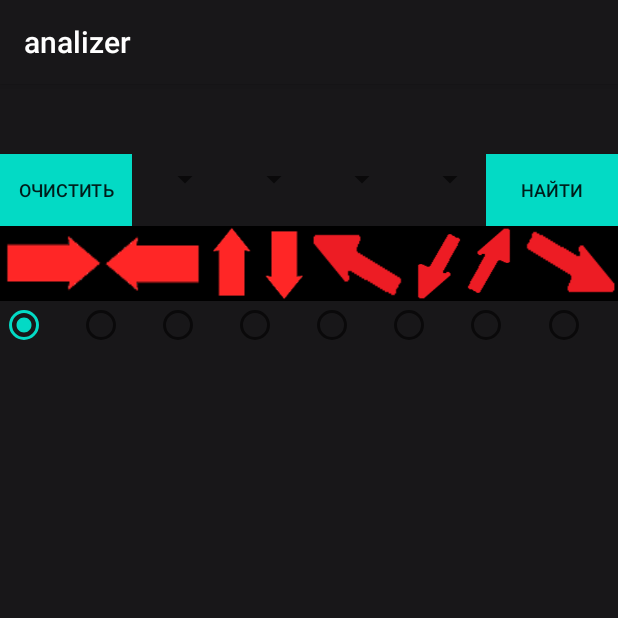
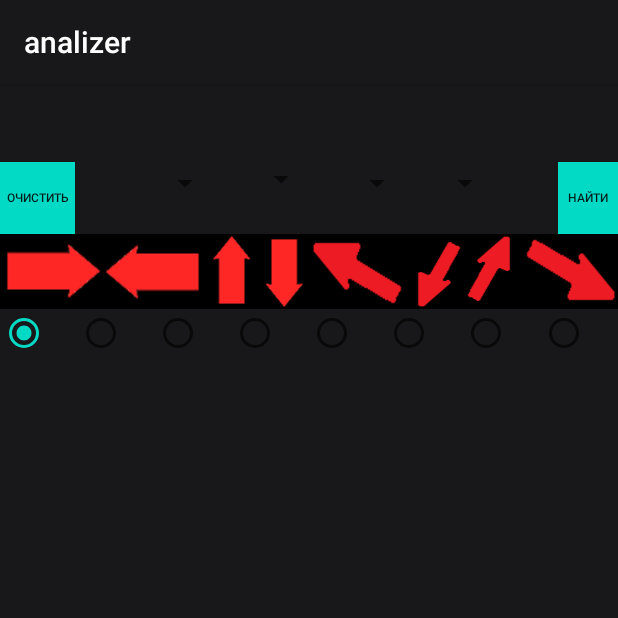
Before and after one commit to AntonButov/analiser, an Android app: the screen it shows after launch (MainActivity), on a phone screen of 412 x 824 dp, the top half of it. Run offline under Robolectric (Android 15) with nearby library versions, the phone set to English and light mode, and no system bars.

Commit message:
Спинер поместился.

```diff
--- a/app/src/main/java/pro/butovanton/analizer/MainActivity.java
+++ b/app/src/main/java/pro/butovanton/analizer/MainActivity.java
@@ -8,6 +8,7 @@ import android.view.View;
 import android.widget.AdapterView;
 import android.widget.ArrayAdapter;
 import android.widget.Button;
+import android.widget.ImageView;
 import android.widget.RadioGroup;
 import android.widget.Spinner;
 import android.widget.TextView;
@@ -18,7 +19,7 @@ import androidx.appcompat.app.AppCompatActivity;
 
 import java.io.InputStream;
 
-public class MainActivity extends AppCompatActivity {
+public class MainActivity extends AppCompatActivity implements View.OnClickListener {
 
     private final int MY_PERMISSIONS_REQUEST_READ_EXTERNAL_STORAGE = 100;
     final String[] carts = {"", "A", "K", "Q", "J", "1", "9", "8", "7"};
@@ -31,6 +32,7 @@ public class MainActivity extends AppCompatActivity {
     private TextView textView1up, textView2up, textView3up, textView4up;
     private TextView textView1Down, textView2Down, textView3Down, textView4Down;
     private String findStr1 = "", findStr2 = "", findStr3 = "", findStr4 = "";
+    private ImageView imageViewLeft, imageViewRight, imageViewUp, imageViewDown, imageViewLUp, imageViewLDown, imageViewRightUp, imageViewRDown;
 
     @RequiresApi(api = Build.VERSION_CODES.N)
     @Override
@@ -47,8 +49,25 @@ public class MainActivity extends AppCompatActivity {
         textView3Down = findViewById(R.id.textView3down);
         textView4Down = findViewById(R.id.textView4down);
 
+        imageViewLeft = findViewById(R.id.imageViewLeft);
+        imageViewLeft.setOnClickListener(this);
+        imageViewRight = findViewById(R.id.imageViewRight);
+        imageViewRight.setOnClickListener(this);
+        imageViewUp = findViewById(R.id.imageViewUp);
+        imageViewUp.setOnClickListener(this);
+        imageViewDown = findViewById(R.id.imageViewDown);
+        imageViewDown.setOnClickListener(this);
+        imageViewLUp = findViewById(R.id.imageViewLup);
+        imageViewLUp.setOnClickListener(this);
+        imageViewLDown = findViewById(R.id.imageViewLeftDown);
+        imageViewLDown.setOnClickListener(this);
+        imageViewRightUp = findViewById(R.id.imageViewRUp);
+        imageViewRightUp.setOnClickListener(this);
+        imageViewRDown = findViewById(R.id.imageViewRDown);
+        imageViewRDown.setOnClickListener(this);
+
         spinner1 = findViewById(R.id.spinner);
-        final ArrayAdapter<CharSequence> adapter = ArrayAdapter.createFromResource(this,R.array.spiner_array, android.R.layout.simple_spinner_item);
+        final ArrayAdapter<CharSequence> adapter = ArrayAdapter.createFromResource(this,R.array.spiner_array, R.layout.spiner);
         adapter.setDropDownViewResource(android.R.layout.simple_spinner_dropdown_item);
         spinner1.setOnItemSelectedListener(new AdapterView.OnItemSelectedListener() {
             @Override
@@ -64,7 +83,7 @@ public class MainActivity extends AppCompatActivity {
         });
         spinner1.setAdapter(adapter);
         spinner2 = findViewById(R.id.spinner2);
-        ArrayAdapter<CharSequence> adapter2 = ArrayAdapter.createFromResource(this,R.array.spiner_array, android.R.layout.simple_spinner_item);
+        ArrayAdapter<CharSequence> adapter2 = ArrayAdapter.createFromResource(this,R.array.spiner_array, R.layout.spiner);
         adapter2.setDropDownViewResource(android.R.layout.simple_spinner_dropdown_item);
         spinner2.setAdapter(adapter2);
         spinner2.setOnItemSelectedListener(new AdapterView.OnItemSelectedListener() {
@@ -80,7 +99,7 @@ public class MainActivity extends AppCompatActivity {
             }
         });
         spinner3 = findViewById(R.id.spinner3);
-        ArrayAdapter<CharSequence> adapter3 = ArrayAdapter.createFromResource(this,R.array.spiner_array, android.R.layout.simple_spinner_item);
+        ArrayAdapter<CharSequence> adapter3 = ArrayAdapter.createFromResource(this,R.array.spiner_array, R.layout.spiner);
         adapter3.setDropDownViewResource(android.R.layout.simple_spinner_dropdown_item);
         spinner3.setAdapter(adapter3);
         spinner3.setOnItemSelectedListener(new AdapterView.OnItemSelectedListener() {
@@ -96,7 +115,7 @@ public class MainActivity extends AppCompatActivity {
             }
         });
         spinner4 = findViewById(R.id.spinner4);
-        ArrayAdapter<CharSequence> adapter4 = ArrayAdapter.createFromResource(this,R.array.spiner_array, android.R.layout.simple_spinner_item);
+        ArrayAdapter<CharSequence> adapter4 = ArrayAdapter.createFromResource(this,R.array.spiner_array, R.layout.spiner);
         adapter4.setDropDownViewResource(android.R.layout.simple_spinner_dropdown_item);
         spinner4.setAdapter(adapter4);
         spinner4.setOnItemSelectedListener(new AdapterView.OnItemSelectedListener() {
@@ -244,4 +263,34 @@ public class MainActivity extends AppCompatActivity {
             }
         }
     }
+
+    @Override
+    public void onClick(View v) {
+        switch (v.getId()) {
+           case R.id.imageViewLeft:
+           radioGroupFindType.check(R.id.radioButtonLeft);
+           break;
+            case R.id.imageViewRight:
+                radioGroupFindType.check(R.id.radioButtonRight);
+                break;
+            case R.id.imageViewUp:
+                radioGroupFindType.check(R.id.radioButtonUp);
+                break;
+            case R.id.imageViewDown:
+                radioGroupFindType.check(R.id.radioButtonDoun);
+                break;
+            case R.id.imageViewLup:
+                radioGroupFindType.check(R.id.radioButtonLUp);
+                break;
+            case R.id.imageViewLeftDown:
+                radioGroupFindType.check(R.id.radioButtonLDown);
+                break;
+            case R.id.imageViewRDown:
+                radioGroupFindType.check(R.id.radioButtonRDown);
+                break;
+            case R.id.imageViewRUp:
+                radioGroupFindType.check(R.id.radioButtonRUp);
+                break;
+        }
+    }
 }
--- a/app/src/main/java/pro/butovanton/analizer/Model.java
+++ b/app/src/main/java/pro/butovanton/analizer/Model.java
@@ -28,7 +28,9 @@ public class Model {
                 result = findRUp(findedStr);
                 break;
             case SEARCHTYPE.LEFTDOWN:
-
+                result = findRUp(flip(findedStr));
+                result[0] = flip(result[0]);
+                result[1] = flip(result[1]);
                 break;
             case SEARCHTYPE.LEFTUP:
 
@@ -38,6 +40,7 @@ public class Model {
                 break;
 
         }
+    Log.d("DEBUG", "find-" + findedStr + ": " + result[0] + " " + result[1]);
     return result;
     }
 
@@ -114,7 +117,6 @@ public class Model {
                             for (l = 0; l < findStr.length(); l++ )
                                 if (i + 1 < data.size())
                                   result[1] = result[1] + data.get(i - l + 1).charAt(x + l);
-                        Log.d("DEBUG", "find-" + findStr + ": " + result[0] + " " + result[1]);
                         return result;
                     }
                 }
--- a/app/src/main/res/layout/activity_main.xml
+++ b/app/src/main/res/layout/activity_main.xml
@@ -17,7 +17,7 @@
         app:layout_constraintTop_toBottomOf="@+id/linearLayoutKart">
 
         <ImageView
-            android:id="@+id/imageView19"
+            android:id="@+id/imageViewRight"
             android:layout_width="0dp"
             android:layout_height="wrap_content"
             android:layout_weight="1"
@@ -25,7 +25,7 @@
             app:srcCompat="@drawable/right" />
 
         <ImageView
-            android:id="@+id/imageView18"
+            android:id="@+id/imageViewLeft"
             android:layout_width="0dp"
             android:layout_height="wrap_content"
             android:layout_weight="1"
@@ -33,7 +33,7 @@
             app:srcCompat="@drawable/left" />
 
         <ImageView
-            android:id="@+id/imageView17"
+            android:id="@+id/imageViewUp"
             android:layout_width="0dp"
             android:layout_height="match_parent"
             android:layout_weight="1"
@@ -41,7 +41,7 @@
             app:srcCompat="@drawable/up" />
 
         <ImageView
-            android:id="@+id/imageView16"
+            android:id="@+id/imageViewDown"
             android:layout_width="0dp"
             android:layout_height="match_parent"
             android:layout_weight="1"
@@ -49,7 +49,7 @@
             app:srcCompat="@drawable/down" />
 
         <ImageView
-            android:id="@+id/imageView14"
+            android:id="@+id/imageViewLup"
             android:layout_width="0dp"
             android:layout_height="match_parent"
             android:layout_weight="1"
@@ -57,7 +57,7 @@
             app:srcCompat="@drawable/leftup" />
 
         <ImageView
-            android:id="@+id/imageView13"
+            android:id="@+id/imageViewLeftDown"
             android:layout_width="0dp"
             android:layout_height="match_parent"
             android:layout_weight="1"
@@ -65,7 +65,7 @@
             app:srcCompat="@drawable/leftdown" />
 
         <ImageView
-            android:id="@+id/imageView12"
+            android:id="@+id/imageViewRUp"
             android:layout_width="0dp"
             android:layout_height="match_parent"
             android:layout_weight="1"
@@ -73,7 +73,7 @@
             app:srcCompat="@drawable/rightup" />
 
         <ImageView
-            android:id="@+id/imageView11"
+            android:id="@+id/imageViewRDown"
             android:layout_width="0dp"
             android:layout_height="match_parent"
             android:layout_weight="1"
@@ -83,7 +83,7 @@
 
     <LinearLayout
         android:id="@+id/linearLayoutKart"
-        android:layout_width="0dp"
+        android:layout_width="wrap_content"
         android:layout_height="wrap_content"
         android:layout_marginTop="32dp"
         android:baselineAligned="false"
@@ -107,7 +107,7 @@
 
             <Spinner
                 android:id="@+id/spinner"
-                android:layout_width="match_parent"
+                android:layout_width="wrap_content"
                 android:layout_height="wrap_content" />
 
             <TextView
@@ -131,7 +131,8 @@
 
             <Spinner
                 android:id="@+id/spinner2"
-                android:layout_width="match_parent"
+                style="@style/spinner_style"
+                android:layout_width="wrap_content"
                 android:layout_height="wrap_content" />
 
             <TextView
@@ -156,7 +157,7 @@
 
             <Spinner
                 android:id="@+id/spinner3"
-                android:layout_width="match_parent"
+                android:layout_width="wrap_content"
                 android:layout_height="wrap_content"
                 android:layout_weight="0" />
 
@@ -181,7 +182,7 @@
 
             <Spinner
                 android:id="@+id/spinner4"
-                android:layout_width="match_parent"
+                android:layout_width="wrap_content"
                 android:layout_height="wrap_content" />
 
             <TextView
@@ -195,21 +196,22 @@
 
     <Button
         android:id="@+id/buttonFind"
-        android:layout_width="wrap_content"
+        android:layout_width="40dp"
         android:layout_height="wrap_content"
+        android:background="@color/colorAccent"
         android:text="Найти"
-        android:textSize="12dp"
-        android:background="@color/colorAccent"
+        android:textSize="8dp"
         app:layout_constraintBottom_toTopOf="@+id/linearLayout"
         app:layout_constraintEnd_toEndOf="parent" />
 
     <Button
         android:id="@+id/buttonClear"
-        android:layout_width="wrap_content"
+        android:layout_width="50dp"
         android:layout_height="wrap_content"
+        android:background="@color/colorAccent"
         android:text="Очистить"
-        android:textSize="12dp"
-        android:background="@color/colorAccent"
+        android:textSize="8dp"
+        android:visibility="visible"
         app:layout_constraintBottom_toTopOf="@+id/linearLayout"
         app:layout_constraintStart_toStartOf="parent" />
 
@@ -231,7 +233,8 @@
                 android:id="@+id/radioButtonRight"
                 android:layout_width="wrap_content"
                 android:layout_height="wrap_content"
-                android:layout_weight="1" />
+                android:layout_weight="1"
+                android:verticalScrollbarPosition="left" />
 
             <RadioButton
                 android:id="@+id/radioButtonLeft"
@@ -258,7 +261,7 @@
                 android:layout_weight="1" />
 
             <RadioButton
-                android:id="@+id/radioButton12"
+                android:id="@+id/radioButtonLDown"
                 android:layout_width="wrap_content"
                 android:layout_height="wrap_content"
                 android:layout_weight="1" />
@@ -270,7 +273,7 @@
                 android:layout_weight="1" />
 
             <RadioButton
-                android:id="@+id/radioButton10"
+                android:id="@+id/radioButtonRDown"
                 android:layout_width="wrap_content"
                 android:layout_height="wrap_content"
                 android:layout_weight="1" />
--- a/app/src/main/res/values/styles.xml
+++ b/app/src/main/res/values/styles.xml
@@ -10,4 +10,13 @@
         -->
     </style>
 
+    <style name="spinner_style">
+        <item name="android:layout_marginLeft">5dp</item>
+        <item name="android:layout_marginRight">5dp</item>
+        <item name="android:layout_marginBottom">5dp</item>
+        <item name="android:paddingLeft">6dp</item>
+        <item name="android:paddingTop">4dp</item>
+        <item name="android:paddingBottom">4dp</item>
+    </style>
+
 </resources>
```
Also changed, not shown: app/src/main/res/layout/spiner.xml (+8 -7 lines), 1 other file.
